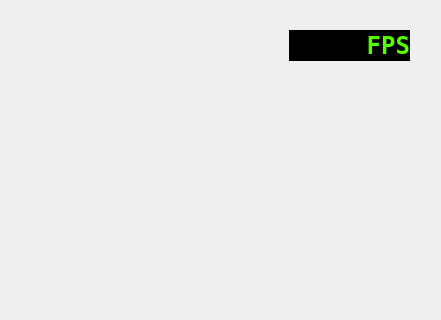
AlexRadacki/QtSfCM, file testwindow.ui: the form before one commit; both pictures show x 0 to 441 and y 0 to 320 of the 441 by 465 pixel window.
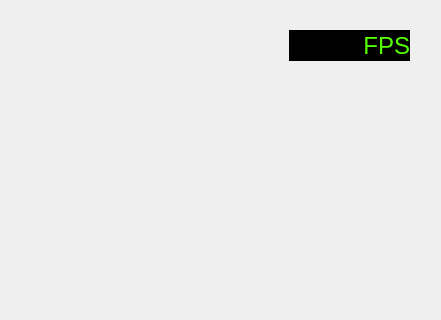
The form after the commit. Custom widgets are drawn as their Qt base class.

What changed in the file:
```diff
--- a/testwindow.ui
+++ b/testwindow.ui
@@ -125,10 +125,7 @@
      </property>
      <property name="font">
       <font>
-       <family>Terminal</family>
        <pointsize>18</pointsize>
-       <weight>75</weight>
-       <bold>true</bold>
       </font>
      </property>
      <property name="autoFillBackground">
```
